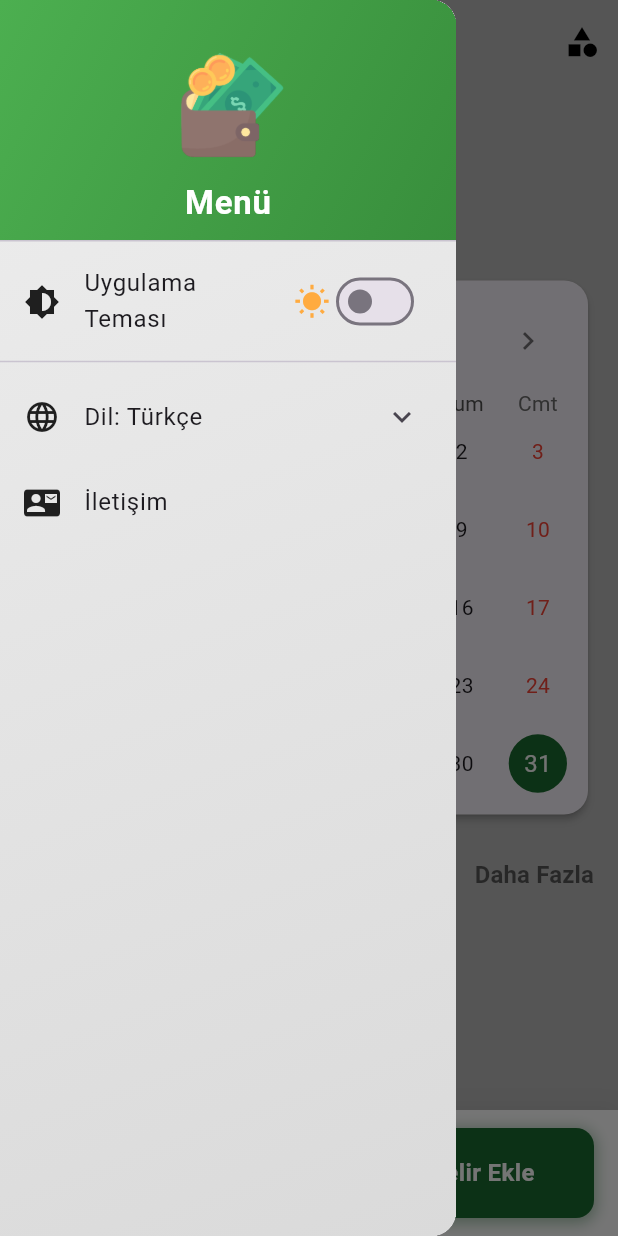
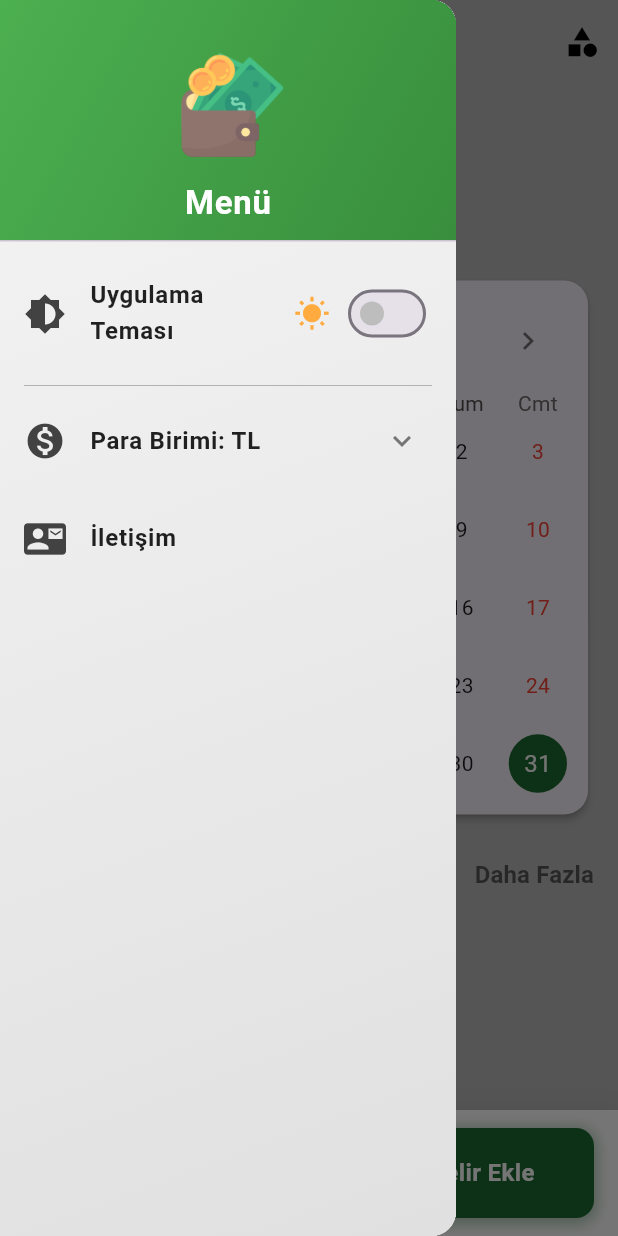
Before and after one commit to Butcher3-8/Gelir-Gider---Para-Yonetimi, a Flutter app: the screen it shows after launch, with the side drawer open, on a phone screen of 412 x 824 dp. Run offline on Flutter 3.47's test engine with Material 3 defaults, Android fonts, the phone set to English and light mode, and no system bars; drawn by our look-alikes of table_calendar; our stand-ins replace go_router, hive, hive_flutter, lottie; accounts and stored records are empty.

Commit message:
Para birimi sistemi aktifleştirildi.
Euro
Dolar
Tl
eklendi.

```diff
--- a/lib/main.dart
+++ b/lib/main.dart
@@ -2,9 +2,11 @@ import 'package:flutter/material.dart';
 import 'package:flutter_localizations/flutter_localizations.dart';
 import 'package:hive_flutter/hive_flutter.dart';
 import 'package:intl/date_symbol_data_local.dart';
+import 'package:provider/provider.dart';
 
 import 'core/routes.dart'; // router dosyan
 import 'models/transaction.dart'; // Transaction modelin
+import 'providers/currency_provider.dart'; // Currency provider
 
 Future<void> main() async {
   WidgetsFlutterBinding.ensureInitialized();
@@ -26,7 +28,9 @@ class MyApp extends StatelessWidget {
 
   @override
   Widget build(BuildContext context) {
-    return MaterialApp.router(
+    return ChangeNotifierProvider(
+      create: (context) => CurrencyProvider(),
+      child: MaterialApp.router(
         title: 'Gelir Gider Takip',
         theme: ThemeData(
           primarySwatch: Colors.blue,
@@ -42,6 +46,7 @@ class MyApp extends StatelessWidget {
         ],
         routerConfig: router, // GoRouter yapılandırması burada
         debugShowCheckedModeBanner: false,
+      ),
     );
   }
 }
--- /dev/null
+++ b/lib/providers/currency_provider.dart
@@ -0,0 +1,18 @@
+import 'package:flutter/material.dart';
+
+class CurrencyProvider with ChangeNotifier {
+  String _selectedCurrency = 'TL';
+  final Map<String, String> _currencySymbols = {
+    'TL': '₺',
+    'Dolar': '\$',
+    'Euro': '€',
+  };
+
+  String get selectedCurrency => _selectedCurrency;
+  String get currencySymbol => _currencySymbols[_selectedCurrency] ?? '₺';
+
+  void setCurrency(String currency) {
+    _selectedCurrency = currency;
+    notifyListeners();
+  }
+}
--- a/lib/screens/home_screen.dart
+++ b/lib/screens/home_screen.dart
@@ -1,6 +1,5 @@
 import 'package:flutter/material.dart';
-import 'package:flutter_app/screens/transaction_history_screen.dart';
-import 'package:flutter_app/screens/category_screen.dart'; // Eklenen import
+import 'package:provider/provider.dart';
 import 'package:intl/intl.dart';
 import 'package:table_calendar/table_calendar.dart';
 import 'package:hive_flutter/hive_flutter.dart';
@@ -10,6 +9,9 @@ import '../widgets/expense_popup.dart';
 import '../widgets/income_popup.dart';
 import '../widgets/last_transactions.dart';
 import '../models/transaction.dart';
+import '../screens/transaction_history_screen.dart';
+import '../screens/category_screen.dart';
+import '../providers/currency_provider.dart';
 
 class HomeScreen extends StatefulWidget {
   const HomeScreen({super.key});
@@ -33,7 +35,6 @@ class _HomeScreenState extends State<HomeScreen> {
   late Box<Transaction> _transactionBox;
   List<Transaction> _transactions = [];
 
-  // Takvim olayları için Map
   late Map<DateTime, List<Transaction>> _events;
 
   @override
@@ -44,13 +45,11 @@ class _HomeScreenState extends State<HomeScreen> {
     _openBox();
   }
 
-  // Hive box'ını aç ve verileri yükle
   Future<void> _openBox() async {
     _transactionBox = await Hive.openBox<Transaction>('transactions');
     _loadTransactions();
   }
 
-  // Verileri Hive'dan yükle
   void _loadTransactions() {
     setState(() {
       _transactions = _transactionBox.values.toList();
@@ -58,13 +57,11 @@ class _HomeScreenState extends State<HomeScreen> {
     });
   }
 
-  // Yeni işlem kaydet
   Future<void> _saveTransaction(Transaction transaction) async {
     await _transactionBox.add(transaction);
     _loadTransactions();
   }
 
-  // İşlem güncelle
   Future<void> _updateTransactionInBox(Transaction oldTransaction, Transaction newTransaction) async {
     final index = _transactionBox.values.toList().indexOf(oldTransaction);
     if (index != -1) {
@@ -73,7 +70,6 @@ class _HomeScreenState extends State<HomeScreen> {
     }
   }
 
-  // İşlem sil
   Future<void> _deleteTransactionFromBox(Transaction transaction) async {
     final index = _transactionBox.values.toList().indexOf(transaction);
     if (index != -1) {
@@ -102,11 +98,9 @@ class _HomeScreenState extends State<HomeScreen> {
     });
   }
 
-  // İşlem silme fonksiyonu
   void _deleteTransaction(Transaction transaction) {
     _deleteTransactionFromBox(transaction);
 
-    // Silme işlemi başarılı bildirimi
     ScaffoldMessenger.of(context).showSnackBar(
       SnackBar(
         content: const Text('İşlem silindi'),
@@ -122,13 +116,11 @@ class _HomeScreenState extends State<HomeScreen> {
     );
   }
 
-  // İşlem düzenleme fonksiyonu
   void _editTransaction(Transaction transaction) {
     setState(() {
       _isEditMode = true;
       _transactionToEdit = transaction;
 
-      // İşlem tipine göre uygun popup'ı göster
       if (transaction.type == 'expense') {
         _isExpensePopupVisible = true;
       } else {
@@ -137,7 +129,6 @@ class _HomeScreenState extends State<HomeScreen> {
     });
   }
 
-  // Düzenlenen işlemi güncelleme fonksiyonu
   void _updateTransaction(Transaction updatedTransaction) {
     _updateTransactionInBox(_transactionToEdit, updatedTransaction);
     setState(() {
@@ -145,7 +136,6 @@ class _HomeScreenState extends State<HomeScreen> {
     });
   }
 
-  // Toplam bakiye hesaplama fonksiyonu
   double _calculateBalance() {
     double income = _transactions
         .where((t) => t.type == 'income')
@@ -158,11 +148,9 @@ class _HomeScreenState extends State<HomeScreen> {
     return income - expense;
   }
 
-  // Tarihe göre olayları grupla
   void _updateEvents() {
     _events = {};
     for (var transaction in _transactions) {
-      // Sadece yıl, ay ve gün ile DateTime oluştur
       final eventDate = DateTime(
         transaction.dateTime.year,
         transaction.dateTime.month,
@@ -177,13 +165,11 @@ class _HomeScreenState extends State<HomeScreen> {
     }
   }
 
-  // Belirli bir tarih için olaylar listesini getir
   List<Transaction> _getEventsForDay(DateTime day) {
     final normalizedDay = DateTime(day.year, day.month, day.day);
     return _events[normalizedDay] ?? [];
   }
 
-  // Belirli bir tarih için gelir/gider işareti göster
   Widget _buildMarkers(DateTime day, List<Transaction> events) {
     if (events.isEmpty) return Container();
 
@@ -222,14 +208,13 @@ class _HomeScreenState extends State<HomeScreen> {
 
   @override
   void dispose() {
-    // Box'ı kapat
     Hive.box<Transaction>('transactions').close();
     super.dispose();
   }
 
   @override
   Widget build(BuildContext context) {
-    // Olay listesini güncelle
+    final currencyProvider = Provider.of<CurrencyProvider>(context);
     _updateEvents();
 
     return Scaffold(
@@ -251,7 +236,6 @@ class _HomeScreenState extends State<HomeScreen> {
           IconButton(
             icon: const Icon(Icons.category),
             onPressed: () {
-              // Category screen'e yönlendirme eklendi
               Navigator.push(
                 context,
                 MaterialPageRoute(
@@ -266,7 +250,6 @@ class _HomeScreenState extends State<HomeScreen> {
         children: [
           Column(
             children: [
-              // Bakiye özet kartı
               Padding(
                 padding: const EdgeInsets.symmetric(horizontal: 16, vertical: 8),
                 child: Card(
@@ -299,7 +282,11 @@ class _HomeScreenState extends State<HomeScreen> {
                         ),
                         const SizedBox(height: 8),
                         Text(
-                          '${NumberFormat.currency(locale: 'tr_TR', symbol: '₺', decimalDigits: 2).format(_calculateBalance())}',
+                          NumberFormat.currency(
+                            locale: 'tr_TR',
+                            symbol: currencyProvider.currencySymbol,
+                            decimalDigits: 2,
+                          ).format(_calculateBalance()),
                           style: const TextStyle(
                             color: Colors.white,
                             fontSize: 28,
@@ -311,7 +298,6 @@ class _HomeScreenState extends State<HomeScreen> {
                   ),
                 ),
               ),
-              // Takvim kartı
               Padding(
                 padding: const EdgeInsets.symmetric(horizontal: 16),
                 child: Card(
@@ -367,7 +353,6 @@ class _HomeScreenState extends State<HomeScreen> {
                 ),
               ),
               const SizedBox(height: 12),
-              // Son işlemler başlığı
               Padding(
                 padding: const EdgeInsets.symmetric(horizontal: 16),
                 child: Row(
@@ -405,7 +390,6 @@ class _HomeScreenState extends State<HomeScreen> {
                 ),
               ),
               const SizedBox(height: 8),
-              // Son işlemler listesi
               Expanded(
                 child: _transactions.isEmpty
                     ? const Center(
@@ -439,7 +423,6 @@ class _HomeScreenState extends State<HomeScreen> {
                         ),
                       ),
               ),
-              // Alt tuşlar çubuğu - Gelir ve Gider Ekle
               Container(
                 decoration: BoxDecoration(
                   color: Colors.white,
@@ -565,13 +548,11 @@ class _HomeScreenState extends State<HomeScreen> {
               ),
             ],
           ),
-          // Popup'lar
           if (_isExpensePopupVisible)
             ExpensePopup(
               categories: ['Yiyecek', 'Ulaşım', 'Fatura', 'Alışveriş', 'Verilen Borç','Eğlence', 'Diğer'],
               onAdd: (category, amount, description, time) {
                 if (_isEditMode) {
-                  // Düzenleme modu
                   Transaction updatedTx = Transaction(
                     type: 'expense',
                     category: category,
@@ -581,7 +562,6 @@ class _HomeScreenState extends State<HomeScreen> {
                   );
                   _updateTransaction(updatedTx);
                 } else {
-                  // Yeni ekleme modu
                   Transaction newTx = Transaction(
                     type: 'expense',
                     category: category,
@@ -619,7 +599,6 @@ class _HomeScreenState extends State<HomeScreen> {
               categories: ['Maaş', 'Burs', 'Harçlık', 'Ek Gelir', 'Alınan Borç', 'Diğer'],
               onAdd: (category, amount, description, time) {
                 if (_isEditMode) {
-                  // Düzenleme modu
                   Transaction updatedTx = Transaction(
                     type: 'income',
                     category: category,
@@ -629,7 +608,6 @@ class _HomeScreenState extends State<HomeScreen> {
                   );
                   _updateTransaction(updatedTx);
                 } else {
-                  // Yeni ekleme modu
                   Transaction newTx = Transaction(
                     type: 'income',
                     category: category,
--- a/lib/widgets/custom_drawer.dart
+++ b/lib/widgets/custom_drawer.dart
@@ -1,4 +1,6 @@
 import 'package:flutter/material.dart';
+import 'package:provider/provider.dart';
+import '../providers/currency_provider.dart';
 
 class CustomDrawer extends StatefulWidget {
   const CustomDrawer({super.key});
@@ -9,8 +11,6 @@ class CustomDrawer extends StatefulWidget {
 
 class _CustomDrawerState extends State<CustomDrawer> {
   bool isDarkMode = false;
-  String selectedLanguage = 'Türkçe';
-
   final List<String> languages = [
     'Türkçe',
     'İngilizce',
@@ -19,24 +19,38 @@ class _CustomDrawerState extends State<CustomDrawer> {
     'İspanyolca',
   ];
 
+  final List<String> currencies = [
+    'TL',
+    'Dolar',
+    'Euro',
+  ];
+
   @override
   Widget build(BuildContext context) {
+    final currencyProvider = Provider.of<CurrencyProvider>(context);
+
     return Drawer(
       child: Container(
-        decoration: const BoxDecoration(
-          gradient: LinearGradient(
+        decoration: BoxDecoration(
+          gradient: const LinearGradient(
             colors: [
-              Color(0xFFEEEEEE),
-              Color(0xFFDADADA),
+              Color(0xFFF5F5F5),
+              Color(0xFFE0E0E0),
             ],
             begin: Alignment.topLeft,
             end: Alignment.bottomRight,
           ),
+          boxShadow: [
+            BoxShadow(
+              color: Colors.black.withOpacity(0.1),
+              blurRadius: 10,
+              offset: const Offset(0, 2),
+            ),
+          ],
         ),
         child: ListView(
           padding: EdgeInsets.zero,
           children: [
-            // Drawer Header
             DrawerHeader(
               decoration: const BoxDecoration(
                 gradient: LinearGradient(
@@ -72,53 +86,115 @@ class _CustomDrawerState extends State<CustomDrawer> {
                 ],
               ),
             ),
-
-            // Uygulama Teması satırı
             ListTile(
-              leading: const Icon(Icons.brightness_6, color: Colors.black87),
-              title: const Text('Uygulama Teması'),
+              contentPadding: const EdgeInsets.symmetric(horizontal: 16, vertical: 8),
+              leading: Icon(
+                Icons.brightness_6,
+                color: Colors.grey[800],
+                size: 28,
+              ),
+              title: const Text(
+                'Uygulama Teması',
+                style: TextStyle(
+                  fontSize: 16,
+                  fontWeight: FontWeight.w600,
+                  color: Colors.black87,
+                ),
+              ),
               trailing: Row(
                 mainAxisSize: MainAxisSize.min,
                 children: [
                   Icon(
                     isDarkMode ? Icons.nightlight_round : Icons.wb_sunny,
-                    color: isDarkMode ? Colors.amber : Colors.orangeAccent,
+                    color: isDarkMode ? Colors.amber[600] : Colors.orangeAccent,
+                    size: 24,
                   ),
-                  Switch(
+                  const SizedBox(width: 8),
+                  AnimatedSwitcher(
+                    duration: const Duration(milliseconds: 200),
+                    child: Switch(
+                      key: ValueKey<bool>(isDarkMode),
                       value: isDarkMode,
+                      activeColor: Colors.amber[600],
+                      inactiveThumbColor: Colors.grey[400],
                       onChanged: (value) {
                         setState(() {
                           isDarkMode = value;
                         });
                       },
                     ),
+                  ),
                 ],
               ),
+              hoverColor: Colors.grey[200],
+              shape: RoundedRectangleBorder(
+                borderRadius: BorderRadius.circular(8),
               ),
-
-            const Divider(),
-
-            // Dil Seçimi (aşağı yönlü ok ve açılır menü)
+            ),
+            const Divider(
+              indent: 16,
+              endIndent: 16,
+              color: Colors.grey,
+              thickness: 0.5,
+            ),
             ExpansionTile(
-              leading: const Icon(Icons.language, color: Colors.black87),
-              title: Text('Dil: $selectedLanguage'),
-              children: languages.map((lang) {
+              leading: Icon(
+                Icons.monetization_on,
+                color: Colors.grey[800],
+                size: 28,
+              ),
+              title: Text(
+                'Para Birimi: ${currencyProvider.selectedCurrency}',
+                style: const TextStyle(
+                  fontSize: 16,
+                  fontWeight: FontWeight.w600,
+                  color: Colors.black87,
+                ),
+              ),
+              iconColor: Colors.grey[800],
+              collapsedIconColor: Colors.grey[600],
+              childrenPadding: const EdgeInsets.only(left: 16),
+              children: currencies.map((currency) {
                 return ListTile(
-                  title: Text(lang),
+                  contentPadding: const EdgeInsets.symmetric(horizontal: 16, vertical: 4),
+                  title: Text(
+                    currency,
+                    style: TextStyle(
+                      fontSize: 14,
+                      color: currencyProvider.selectedCurrency == currency ? Colors.blue[700] : Colors.black87,
+                      fontWeight: currencyProvider.selectedCurrency == currency ? FontWeight.w600 : FontWeight.normal,
+                    ),
+                  ),
                   onTap: () {
-                    setState(() {
-                      selectedLanguage = lang;
-                    });
-                    Navigator.pop(context); // Menü kapanır
+                    currencyProvider.setCurrency(currency);
+                    Navigator.pop(context);
                   },
+                  hoverColor: Colors.grey[200],
+                  shape: RoundedRectangleBorder(
+                    borderRadius: BorderRadius.circular(8),
+                  ),
                 );
               }).toList(),
             ),
-
-            // İletişim
-            const ListTile(
-              leading: Icon(Icons.contact_mail, color: Colors.black87),
-              title: Text('İletişim'),
+            ListTile(
+              contentPadding: const EdgeInsets.symmetric(horizontal: 16, vertical: 8),
+              leading: Icon(
+                Icons.contact_mail,
+                color: Colors.grey[800],
+                size: 28,
+              ),
+              title: const Text(
+                'İletişim',
+                style: TextStyle(
+                  fontSize: 16,
+                  fontWeight: FontWeight.w600,
+                  color: Colors.black87,
+                ),
+              ),
+              hoverColor: Colors.grey[200],
+              shape: RoundedRectangleBorder(
+                borderRadius: BorderRadius.circular(8),
+              ),
             ),
           ],
         ),
```
Also changed, not shown: lib/screens/category_screen.dart (+56 -64 lines), lib/screens/transaction_history_screen.dart (+9 -8 lines), lib/widgets/expense_popup.dart (+9 -11 lines), lib/widgets/income_popup.dart (+8 -4 lines), lib/widgets/last_transactions.dart (+17 -9 lines). Lines whose indentation alone changed are shown as unchanged.
